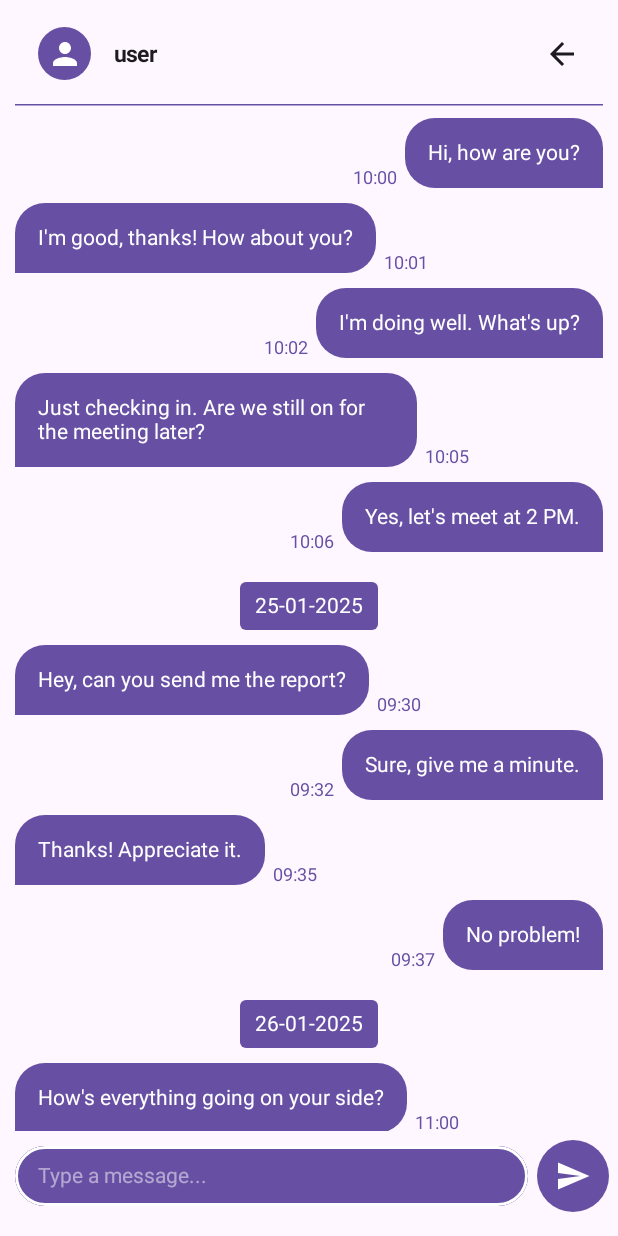
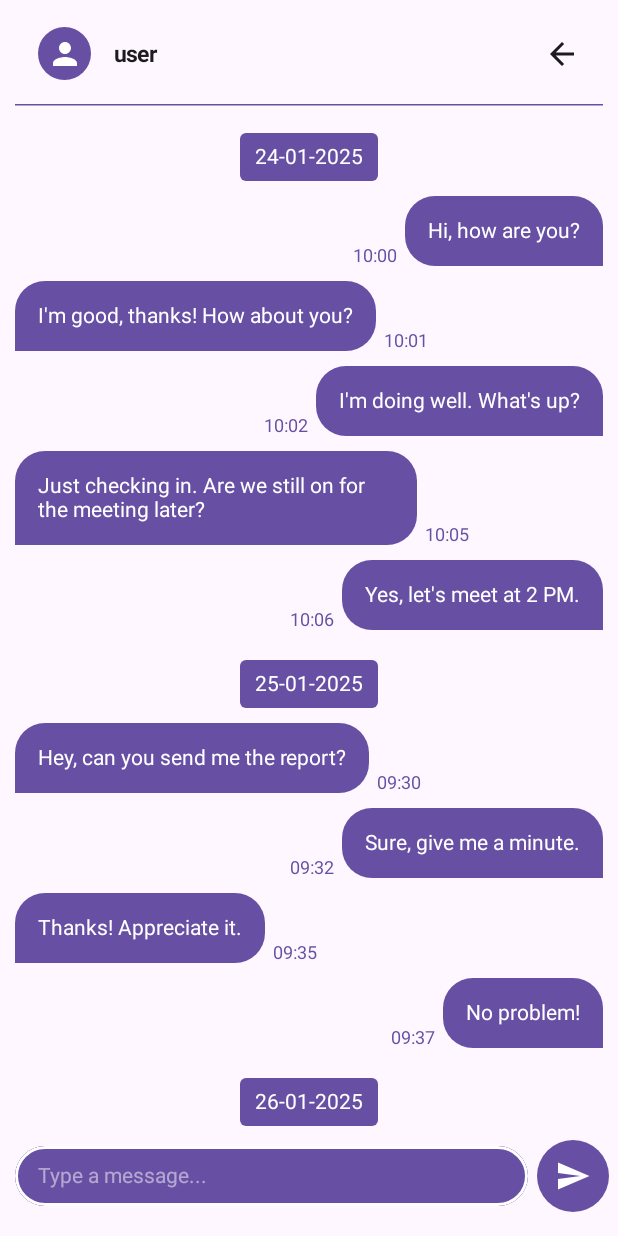
Before and after one commit to 4lghi/Chat-View-Kit, an Android app built with Jetpack Compose: the screen it shows after launch (MainActivity), on a phone screen of 412 x 824 dp. Run offline under Robolectric (Android 15) with nearby library versions, the phone set to English and light mode, and no system bars.

Commit message:
chat ui update

```diff
--- a/app/src/main/java/com/example/chat_republik/MainActivity.kt
+++ b/app/src/main/java/com/example/chat_republik/MainActivity.kt
@@ -5,6 +5,7 @@ import android.util.Log
 import androidx.activity.ComponentActivity
 import androidx.activity.compose.setContent
 import androidx.activity.enableEdgeToEdge
+import androidx.compose.foundation.ExperimentalFoundationApi
 import androidx.compose.foundation.background
 import androidx.compose.foundation.border
 import androidx.compose.foundation.clickable
@@ -79,7 +80,6 @@ class MainActivity : ComponentActivity() {
     }
 }
 
-
 data class ChatMessage(
     val isSender: Boolean,
     val username: String,
@@ -88,6 +88,7 @@ data class ChatMessage(
 )
 
 
+@OptIn(ExperimentalFoundationApi::class)
 @Composable
 fun Chat() {
     var inputMessage by remember { mutableStateOf("") }
@@ -246,36 +247,35 @@ fun Chat() {
             LazyColumn(
                 modifier = Modifier.weight(1f)
             ) {
-                items(messages) { message ->
-                    val timeFormatted = try {
-                        LocalDateTime.parse(message.time, DateTimeFormatter.ofPattern("dd-MM-yyyy HH:mm"))
-                            .format(DateTimeFormatter.ofPattern("HH:mm"))
+                // Menyaring pesan berdasarkan tanggal untuk menampilkan sticky header
+                val groupedMessages: List<Pair<String, List<ChatMessage>>> = messages
+                    .groupBy {
+                        try {
+                            LocalDateTime.parse(it.time, DateTimeFormatter.ofPattern("dd-MM-yyyy HH:mm"))
+                                .format(DateTimeFormatter.ofPattern("dd-MM-yyyy"))
                         } catch (e: DateTimeParseException) {
-                        Log.e("ChatApp", "Parsing error for time: ${e.message}")
                             ""
                         }
+                    }
+                    .map { (date, messages) -> Pair(date, messages) }
 
-                    val dateFormatted = try {
-                        LocalDateTime.parse(message.time, DateTimeFormatter.ofPattern("dd-MM-yyyy HH:mm"))
-                            .format(DateTimeFormatter.ofPattern("dd-MM-yyyy"))
-                    } catch (e: DateTimeParseException) {
-                        Log.e("ChatApp", "Parsing error for date: ${e.message}")
-                        ""
-                    }
 
-                    // Jika tanggal pesan berubah, tambahkan header tanggal baru
-                    if (dateFormatted != dateBefore) {
-                        dateBefore = dateFormatted
-
-                        Row {
+                // Loop untuk setiap tanggal yang berbeda dan tampilkan sticky header
+                groupedMessages.forEach { (date, messagesOnDate) ->
+                    stickyHeader {
+                        // Menampilkan header tanggal baru
+                        Row(
+                            modifier = Modifier
+                                .fillMaxWidth()
+                                .padding(top = 10.dp, bottom = 10.dp) // Padding sekitar Row
+                        ) {
                             Box(
                                 modifier = Modifier
-                                    .weight(1f)
-                                    .padding(top = 10.dp, bottom = 10.dp)
+                                    .fillMaxWidth()
                                     .wrapContentSize(Alignment.Center) // Agar Box mengikuti lebar konten
                             ) {
                                 Text(
-                                    text = dateFormatted,
+                                    text = date,
                                     textAlign = TextAlign.Center,
                                     modifier = Modifier
                                         .background(MaterialTheme.colorScheme.primary, shape = RoundedCornerShape(4.dp)) // Background pada Text saja
@@ -287,16 +287,29 @@ fun Chat() {
                         }
                     }
 
+                    // Menampilkan pesan-pesan pada tanggal tersebut
+                    items(messagesOnDate) { message ->
+                        val timeFormatted = try {
+                            LocalDateTime.parse(message.time, DateTimeFormatter.ofPattern("dd-MM-yyyy HH:mm"))
+                                .format(DateTimeFormatter.ofPattern("HH:mm"))
+                        } catch (e: DateTimeParseException) {
+                            Log.e("ChatApp", "Parsing error for time: ${e.message}")
+                            ""
+                        }
 
-                    // Tampilkan pesan sesuai dengan siapa yang mengirim
                         if (message.isSender) {
                             SenderMessage(text = message.text, time = timeFormatted)
                         } else {
                             ReceiverMessage(text = message.text, time = timeFormatted)
                         }
+
                         Spacer(modifier = Modifier.height(10.dp))
                     }
                 }
+            }
+
+
+
 
 //           CHAT INPUT FIELD
             ChatInputField(
```
Lines whose indentation alone changed are shown as unchanged.
